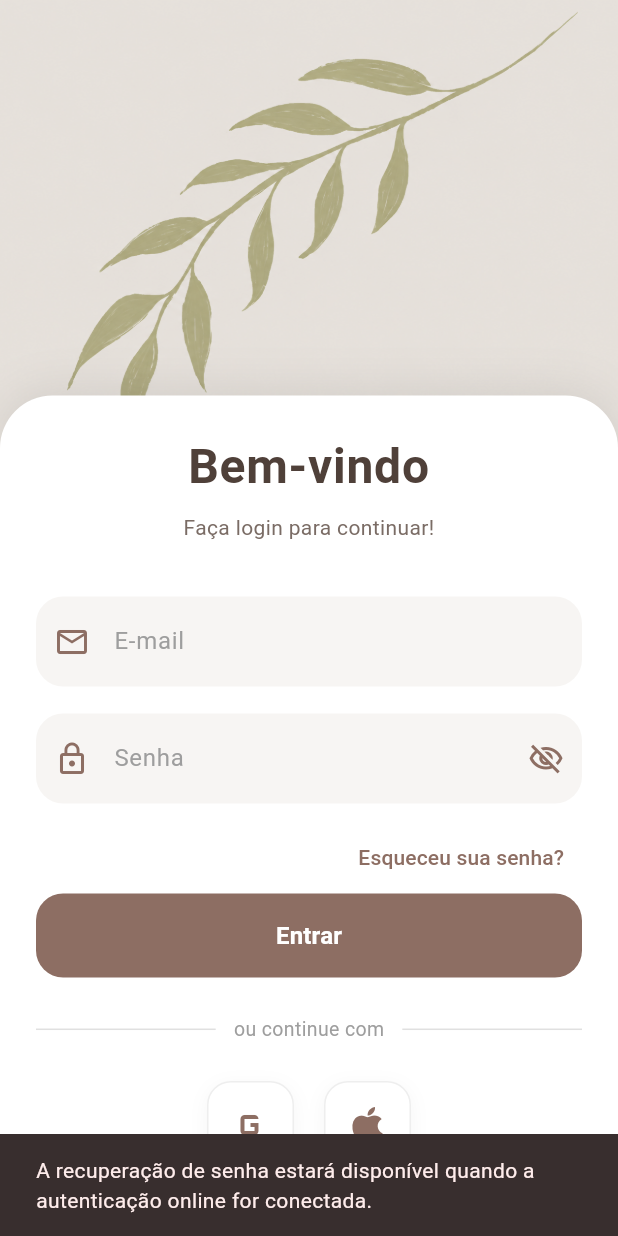
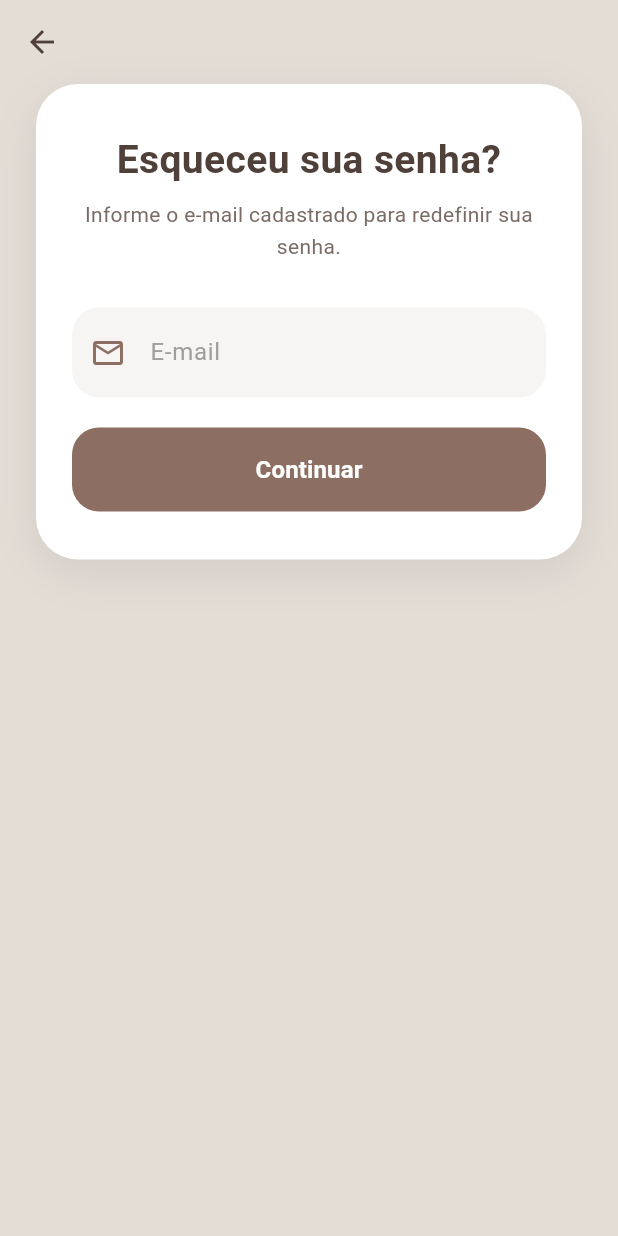
Before and after one commit to VictorHBellini/Mindful_You, a Flutter app: the screen it shows after launch, after a tap on "Esqueceu sua senha?", on a phone screen of 412 x 824 dp. Run offline on Flutter 3.47's test engine with Material 3 defaults, Android fonts, the phone set to English and light mode, and no system bars; our stand-ins replace fl_chart, image_picker, printing, shared_preferences, sqflite, sqflite_common_ffi; accounts and stored records are empty.

Commit message:
Esqueci minha senha

```diff
--- a/lib/features/auth/login_tela.dart
+++ b/lib/features/auth/login_tela.dart
@@ -1,6 +1,7 @@
 import 'package:flutter/material.dart';
 import 'package:mindful_you/services/admin_service.dart';
 import 'package:mindful_you/services/database_service.dart';
+import 'package:mindful_you/widgets/recuperar_senha_tela.dart';
 import 'package:shared_preferences/shared_preferences.dart';
 
 class LoginTela extends StatefulWidget {
@@ -268,11 +269,10 @@ class _LoginTelaState extends State<LoginTela> {
                         alignment: Alignment.centerRight,
                         child: TextButton(
                           onPressed: () {
-                            ScaffoldMessenger.of(context).showSnackBar(
-                              const SnackBar(
-                                content: Text(
-                                  'A recuperação de senha estará disponível quando a autenticação online for conectada.',
-                                ),
+                            Navigator.push(
+                              context,
+                              MaterialPageRoute(
+                                builder: (_) => const RecuperarSenhaTela(),
                               ),
                             );
                           },
@@ -354,52 +354,6 @@ class _LoginTelaState extends State<LoginTela> {
                         ),
                       ),
 
-                      const SizedBox(height: 25),
-
-                      // Divisor
-                      Row(
-                        children: [
-                          Expanded(
-                            child: Divider(
-                              color: Colors.grey.shade300,
-                            ),
-                          ),
-                          const Padding(
-                            padding: EdgeInsets.symmetric(
-                              horizontal: 12,
-                            ),
-                            child: Text(
-                              "ou continue com",
-                              style: TextStyle(
-                                color: Colors.grey,
-                                fontSize: 13,
-                              ),
-                            ),
-                          ),
-                          Expanded(
-                            child: Divider(
-                              color: Colors.grey.shade300,
-                            ),
-                          ),
-                        ],
-                      ),
-
-                      const SizedBox(height: 25),
-
-                      // Login Social
-                      Row(
-                        mainAxisAlignment: MainAxisAlignment.center,
-                        children: [
-                          _socialButton(
-                            icon: Icons.g_mobiledata,
-                          ),
-                          const SizedBox(width: 20),
-                          _socialButton(
-                            icon: Icons.apple,
-                          ),
-                        ],
-                      ),
-
                       const SizedBox(height: 16),
 
                       // Cadastro
--- /dev/null
+++ b/lib/widgets/recuperar_senha_tela.dart
@@ -0,0 +1,391 @@
+import 'package:flutter/material.dart';
+import 'package:mindful_you/services/database_service.dart';
+
+/// Tela de recuperação de senha.
+///
+/// Como o app funciona 100% localmente (sem backend/e-mail), o fluxo é:
+/// 1. Usuário informa o e-mail cadastrado.
+/// 2. Se o e-mail existir no banco local, libera os campos para definir
+///    uma nova senha diretamente (não há como enviar link/código por
+///    e-mail sem um servidor).
+///
+/// Quando a autenticação online for conectada (ver comentário na tela de
+/// login), este fluxo pode ser trocado por um de verdade (envio de
+/// e-mail/OTP).
+class RecuperarSenhaTela extends StatefulWidget {
+  const RecuperarSenhaTela({super.key});
+
+  @override
+  State<RecuperarSenhaTela> createState() => _RecuperarSenhaTelaState();
+}
+
+class _RecuperarSenhaTelaState extends State<RecuperarSenhaTela> {
+  final _formKeyEmail = GlobalKey<FormState>();
+  final _formKeySenha = GlobalKey<FormState>();
+
+  final TextEditingController _emailController = TextEditingController();
+  final TextEditingController _novaSenhaController = TextEditingController();
+  final TextEditingController _confirmarSenhaController =
+      TextEditingController();
+
+  bool _obscureNovaSenha = true;
+  bool _obscureConfirmarSenha = true;
+  bool _carregando = false;
+  String? _erro;
+
+  // Etapa 0 = informar e-mail; etapa 1 = definir nova senha.
+  int _etapa = 0;
+  Map<String, dynamic>? _usuarioEncontrado;
+
+  @override
+  void dispose() {
+    _emailController.dispose();
+    _novaSenhaController.dispose();
+    _confirmarSenhaController.dispose();
+    super.dispose();
+  }
+
+  Future<void> _verificarEmail() async {
+    if (!(_formKeyEmail.currentState?.validate() ?? false)) return;
+
+    setState(() {
+      _carregando = true;
+      _erro = null;
+    });
+
+    final email = _emailController.text.trim();
+    final usuario = await DatabaseService.instance.buscarPorEmail(email);
+
+    if (!mounted) return;
+
+    if (usuario == null) {
+      setState(() {
+        _carregando = false;
+        _erro = 'Não encontramos nenhuma conta com esse e-mail.';
+      });
+      return;
+    }
+
+    setState(() {
+      _carregando = false;
+      _usuarioEncontrado = usuario;
+      _etapa = 1;
+    });
+  }
+
+  Future<void> _redefinirSenha() async {
+    if (!(_formKeySenha.currentState?.validate() ?? false)) return;
+
+    setState(() {
+      _carregando = true;
+      _erro = null;
+    });
+
+    final id = _usuarioEncontrado!['id'] as int;
+
+    await DatabaseService.instance.atualizarSenha(
+      id: id,
+      novaSenha: _novaSenhaController.text,
+    );
+
+    if (!mounted) return;
+
+    setState(() {
+      _carregando = false;
+    });
+
+    ScaffoldMessenger.of(context).showSnackBar(
+      const SnackBar(
+        content: Text('Senha redefinida com sucesso! Faça login novamente.'),
+      ),
+    );
+
+    Navigator.pop(context);
+  }
+
+  InputDecoration _decoracaoCampo({
+    required String hint,
+    required IconData icone,
+    Widget? sufixo,
+  }) {
+    return InputDecoration(
+      hintText: hint,
+      hintStyle: const TextStyle(color: Colors.grey),
+      prefixIcon: Icon(icone, color: const Color(0xFF8D6E63)),
+      suffixIcon: sufixo,
+      filled: true,
+      fillColor: const Color(0xFFF7F5F3),
+      contentPadding: const EdgeInsets.symmetric(vertical: 18),
+      border: OutlineInputBorder(
+        borderRadius: BorderRadius.circular(18),
+        borderSide: BorderSide.none,
+      ),
+      focusedBorder: OutlineInputBorder(
+        borderRadius: BorderRadius.circular(18),
+        borderSide: const BorderSide(color: Color(0xFF8D6E63), width: 1.5),
+      ),
+    );
+  }
+
+  Widget _etapaEmail() {
+    return Form(
+      key: _formKeyEmail,
+      child: Column(
+        crossAxisAlignment: CrossAxisAlignment.stretch,
+        children: [
+          const Text(
+            "Esqueceu sua senha?",
+            textAlign: TextAlign.center,
+            style: TextStyle(
+              fontSize: 26,
+              fontWeight: FontWeight.w700,
+              color: Color(0xFF4F4039),
+            ),
+          ),
+          const SizedBox(height: 8),
+          const Text(
+            "Informe o e-mail cadastrado para redefinir sua senha.",
+            textAlign: TextAlign.center,
+            style: TextStyle(fontSize: 14, height: 1.5, color: Color(0xFF7A6C65)),
+          ),
+          const SizedBox(height: 30),
+          TextFormField(
+            controller: _emailController,
+            keyboardType: TextInputType.emailAddress,
+            validator: (value) {
+              if (value == null || value.trim().isEmpty) {
+                return 'Informe seu e-mail';
+              }
+              final emailRegex = RegExp(r'^[\w\-\.]+@([\w\-]+\.)+[\w\-]{2,4}$');
+              if (!emailRegex.hasMatch(value.trim())) {
+                return 'E-mail inválido';
+              }
+              return null;
+            },
+            decoration: _decoracaoCampo(hint: "E-mail", icone: Icons.email_outlined),
+          ),
+          const SizedBox(height: 20),
+          if (_erro != null) _avisoErro(),
+          SizedBox(
+            width: double.infinity,
+            height: 56,
+            child: ElevatedButton(
+              onPressed: _carregando ? null : _verificarEmail,
+              style: ElevatedButton.styleFrom(
+                backgroundColor: const Color(0xFF8D6E63),
+                foregroundColor: Colors.white,
+                elevation: 0,
+                shape: RoundedRectangleBorder(
+                  borderRadius: BorderRadius.circular(18),
+                ),
+              ),
+              child: _carregando
+                  ? const SizedBox(
+                      width: 22,
+                      height: 22,
+                      child: CircularProgressIndicator(
+                        strokeWidth: 2.5,
+                        color: Colors.white,
+                      ),
+                    )
+                  : const Text(
+                      "Continuar",
+                      style: TextStyle(fontSize: 16, fontWeight: FontWeight.w600),
+                    ),
+            ),
+          ),
+        ],
+      ),
+    );
+  }
+
+  Widget _etapaNovaSenha() {
+    return Form(
+      key: _formKeySenha,
+      child: Column(
+        crossAxisAlignment: CrossAxisAlignment.stretch,
+        children: [
+          const Text(
+            "Nova senha",
+            textAlign: TextAlign.center,
+            style: TextStyle(
+              fontSize: 26,
+              fontWeight: FontWeight.w700,
+              color: Color(0xFF4F4039),
+            ),
+          ),
+          const SizedBox(height: 8),
+          Text(
+            "Definindo uma nova senha para ${_usuarioEncontrado?['email']}",
+            textAlign: TextAlign.center,
+            style: const TextStyle(fontSize: 14, height: 1.5, color: Color(0xFF7A6C65)),
+          ),
+          const SizedBox(height: 30),
+          TextFormField(
+            controller: _novaSenhaController,
+            obscureText: _obscureNovaSenha,
+            validator: (value) {
+              if (value == null || value.isEmpty) {
+                return 'Informe a nova senha';
+              }
+              if (value.length < 6) {
+                return 'A senha deve ter pelo menos 6 caracteres';
+              }
+              return null;
+            },
+            decoration: _decoracaoCampo(
+              hint: "Nova senha",
+              icone: Icons.lock_outline,
+              sufixo: IconButton(
+                icon: Icon(
+                  _obscureNovaSenha
+                      ? Icons.visibility_off_outlined
+                      : Icons.visibility_outlined,
+                  color: const Color(0xFF8D6E63),
+                ),
+                onPressed: () {
+                  setState(() => _obscureNovaSenha = !_obscureNovaSenha);
+                },
+              ),
+            ),
+          ),
+          const SizedBox(height: 18),
+          TextFormField(
+            controller: _confirmarSenhaController,
+            obscureText: _obscureConfirmarSenha,
+            validator: (value) {
+              if (value == null || value.isEmpty) {
+                return 'Confirme a nova senha';
+              }
+              if (value != _novaSenhaController.text) {
+                return 'As senhas não coincidem';
+              }
+              return null;
+            },
+            decoration: _decoracaoCampo(
+              hint: "Confirmar nova senha",
+              icone: Icons.lock_outline,
+              sufixo: IconButton(
+                icon: Icon(
+                  _obscureConfirmarSenha
+                      ? Icons.visibility_off_outlined
+                      : Icons.visibility_outlined,
+                  color: const Color(0xFF8D6E63),
+                ),
+                onPressed: () {
+                  setState(
+                      () => _obscureConfirmarSenha = !_obscureConfirmarSenha);
+                },
+              ),
+            ),
+          ),
+          const SizedBox(height: 20),
+          if (_erro != null) _avisoErro(),
+          SizedBox(
+            width: double.infinity,
+            height: 56,
+            child: ElevatedButton(
+              onPressed: _carregando ? null : _redefinirSenha,
+              style: ElevatedButton.styleFrom(
+                backgroundColor: const Color(0xFF8D6E63),
+                foregroundColor: Colors.white,
+                elevation: 0,
+                shape: RoundedRectangleBorder(
+                  borderRadius: BorderRadius.circular(18),
+                ),
+              ),
+              child: _carregando
+                  ? const SizedBox(
+                      width: 22,
+                      height: 22,
+                      child: CircularProgressIndicator(
+                        strokeWidth: 2.5,
+                        color: Colors.white,
+                      ),
+                    )
+                  : const Text(
+                      "Redefinir senha",
+                      style: TextStyle(fontSize: 16, fontWeight: FontWeight.w600),
+                    ),
+            ),
+          ),
+          const SizedBox(height: 8),
+          TextButton(
+            onPressed: _carregando
+                ? null
+                : () {
+                    setState(() {
+                      _etapa = 0;
+                      _erro = null;
+                      _usuarioEncontrado = null;
+                    });
+                  },
+            child: const Text(
+              "Usar outro e-mail",
+              style: TextStyle(color: Color(0xFF8D6E63)),
+            ),
+          ),
+        ],
+      ),
+    );
+  }
+
+  Widget _avisoErro() {
+    return Padding(
+      padding: const EdgeInsets.only(bottom: 12),
+      child: Container(
+        width: double.infinity,
+        padding: const EdgeInsets.symmetric(horizontal: 14, vertical: 10),
+        decoration: BoxDecoration(
+          color: const Color(0xFFFFEBEB),
+          borderRadius: BorderRadius.circular(12),
+          border: Border.all(color: const Color(0xFFC0392B).withValues(alpha: 0.3)),
+        ),
+        child: Row(
+          children: [
+            const Icon(Icons.error_outline, color: Color(0xFFC0392B), size: 18),
+            const SizedBox(width: 8),
+            Expanded(
+              child: Text(
+                _erro!,
+                style: const TextStyle(color: Color(0xFFC0392B), fontSize: 13),
+              ),
+            ),
+          ],
+        ),
+      ),
+    );
+  }
+
+  @override
+  Widget build(BuildContext context) {
+    return Scaffold(
+      backgroundColor: const Color(0xFFE3DDD6),
+      appBar: AppBar(
+        backgroundColor: Colors.transparent,
+        elevation: 0,
+        iconTheme: const IconThemeData(color: Color(0xFF4F4039)),
+      ),
+      body: SafeArea(
+        child: SingleChildScrollView(
+          padding: const EdgeInsets.symmetric(horizontal: 24),
+          child: Container(
+            padding: const EdgeInsets.symmetric(horizontal: 24, vertical: 32),
+            decoration: BoxDecoration(
+              color: Colors.white,
+              borderRadius: BorderRadius.circular(28),
+              boxShadow: [
+                BoxShadow(
+                  color: Colors.black.withValues(alpha: 0.08),
+                  blurRadius: 25,
+                  offset: const Offset(0, 8),
+                ),
+              ],
+            ),
+            child: _etapa == 0 ? _etapaEmail() : _etapaNovaSenha(),
+          ),
+        ),
+      ),
+    );
+  }
+}
```
Also changed, not shown: 1 other file.
